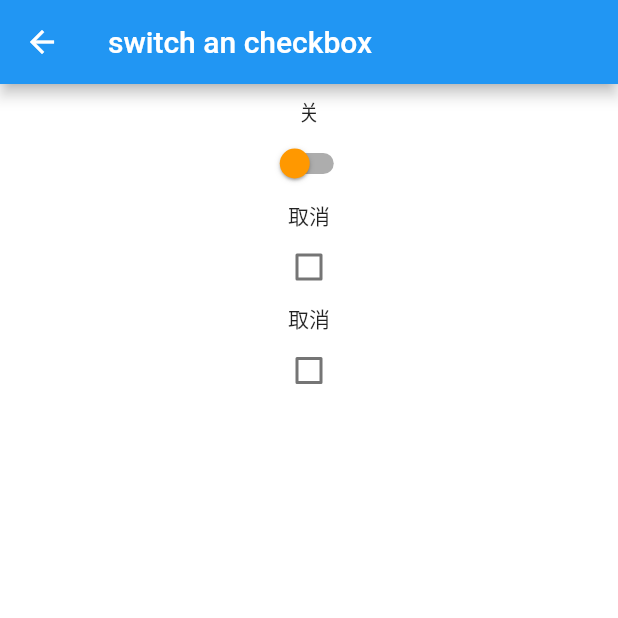
After one commit to ilife-x/WXApp, a Flutter app: the SwitchAndCheckboxroute screen opened directly, on a phone screen of 412 x 824 dp, the top half of it. The commit adds this screen. Run offline on Flutter 3.47's test engine with Material 2 defaults, Android fonts, the light colour scheme and no system bars; our stand-ins replace pull_to_refresh.

Commit message:
checkbox & switch

```diff
--- a/lib/main.dart
+++ b/lib/main.dart
@@ -15,6 +15,7 @@ import 'package:wxapp/ui/sliver_route/CustomScrollViewSliver.dart';
 import 'package:wxapp/ui/sliver_route/scrollController_testRoute.dart';
 import 'package:wxapp/ui/BaseWidget/ButtonStyle.dart';
 
+import 'ui/BaseWidget/SwichAndcheckBoxRoute.dart';
 import 'ui/BaseWidget/TextStyle.dart';
 import 'ui/BaseWidget/ImageRoute.dart';
 
@@ -50,6 +51,7 @@ class _MyAppState extends State<MyApp> {
   TextStyleRoute _textStyleRoute = TextStyleRoute();
   ButtonStyleRoute _buttonStyleRoute = ButtonStyleRoute();
   ImageRoute _imageRoute = ImageRoute();
+  SwitchAndCheckboxroute _switchAndCheckboxroute = SwitchAndCheckboxroute();
 
 //widget 数组
   List pageList = <Widget>[];
@@ -74,6 +76,7 @@ class _MyAppState extends State<MyApp> {
     pageList.add(_textStyleRoute);
     pageList.add(_buttonStyleRoute);
     pageList.add(_imageRoute);
+    pageList.add(_switchAndCheckboxroute);
   }
 
   @override
--- /dev/null
+++ b/lib/ui/BaseWidget/SwichAndcheckBoxRoute.dart
@@ -0,0 +1,83 @@
+import 'package:flutter/material.dart';
+import 'package:flutter/rendering.dart';
+
+class SwitchAndCheckboxroute extends StatefulWidget {
+  @override
+  _SwitchAndCheckboxrouteState createState() => _SwitchAndCheckboxrouteState();
+}
+
+class _SwitchAndCheckboxrouteState extends State<SwitchAndCheckboxroute> {
+  bool _switchSelected = false;
+  bool _checkboxSelected = false;
+  bool _triCheckboxSelected = false;
+
+  String _switchState = "关";
+  String _checkBoxState = "取消";
+  String _triCheckBoxState = "取消";
+
+  @override
+  Widget build(BuildContext context) {
+    return Scaffold(
+      appBar: AppBar(
+        title: Text('switch an checkbox'),
+      ),
+      body: Container(
+        width: double.infinity,
+        padding: EdgeInsets.all(8.0),
+        color: Colors.white,
+        child: Column(
+          crossAxisAlignment: CrossAxisAlignment.center,
+          children: [
+            Text('$_switchState'),
+            Switch(
+                value: _switchSelected,
+                //滑块关闭
+                activeColor: Colors.red,
+                activeTrackColor: Colors.purple,
+                inactiveThumbColor: Colors.orange,
+                onChanged: (newValue) {
+                  if (mounted) {
+                    setState(() {
+                      _switchSelected = newValue;
+                      _switchState = _switchSelected ? "开" : "关";
+                    });
+                  }
+                }),
+            Text("$_checkBoxState"),
+            Checkbox(
+                value: _checkboxSelected,
+                //对勾颜色
+                checkColor: Colors.red,
+                //背景颜色
+                activeColor: Colors.green,
+                onChanged: (bool newvalue) {
+                  if (mounted) {
+                    setState(() {
+                      _checkboxSelected = newvalue;
+                      _checkBoxState = _checkboxSelected ? "选中" : "取消";
+                    });
+                  }
+                }),
+            Text("$_triCheckBoxState"),
+            Checkbox(
+                value: _triCheckboxSelected,
+                tristate: true,
+                onChanged: (newvalue) {
+                  setState(() {
+                    _triCheckboxSelected = newvalue;
+                    if (newvalue == true) {
+                      _triCheckBoxState = "选中";
+                    } else if (newvalue == false) {
+                      _triCheckBoxState = "取消";
+                    } else {
+                      //newValue == null ,为中间态
+                      _triCheckBoxState = "中间态";
+                    }
+                  });
+                })
+          ],
+        ),
+      ),
+    );
+  }
+}
```
Also changed, not shown: lib/images/switchThumb.png (added).
